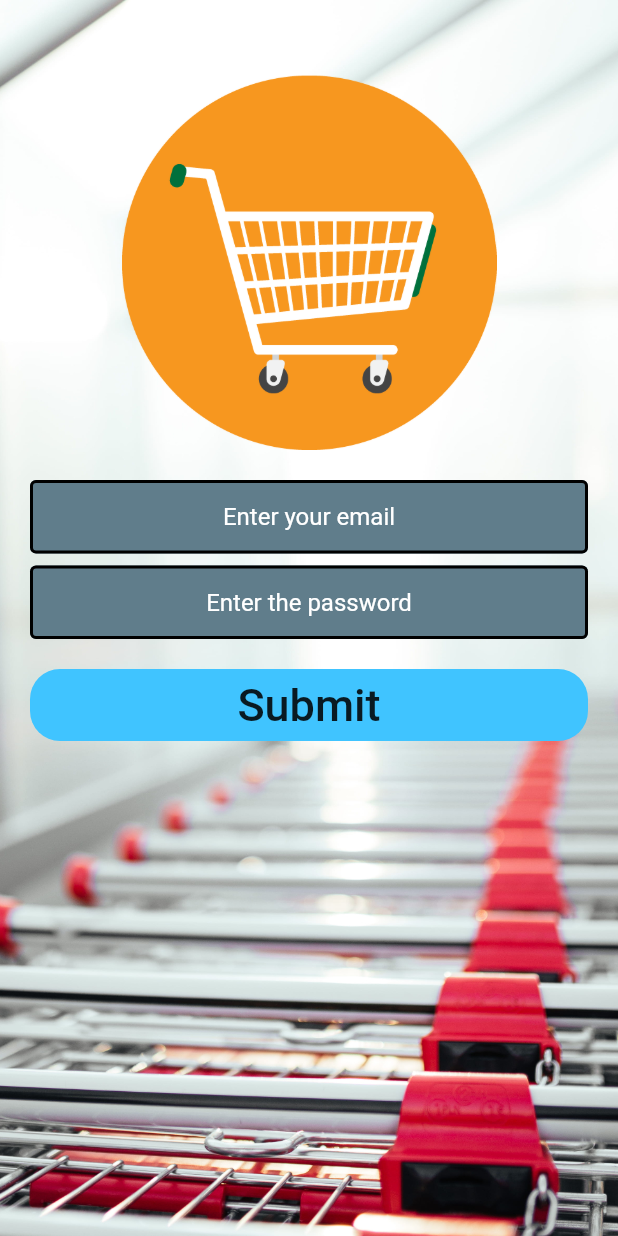
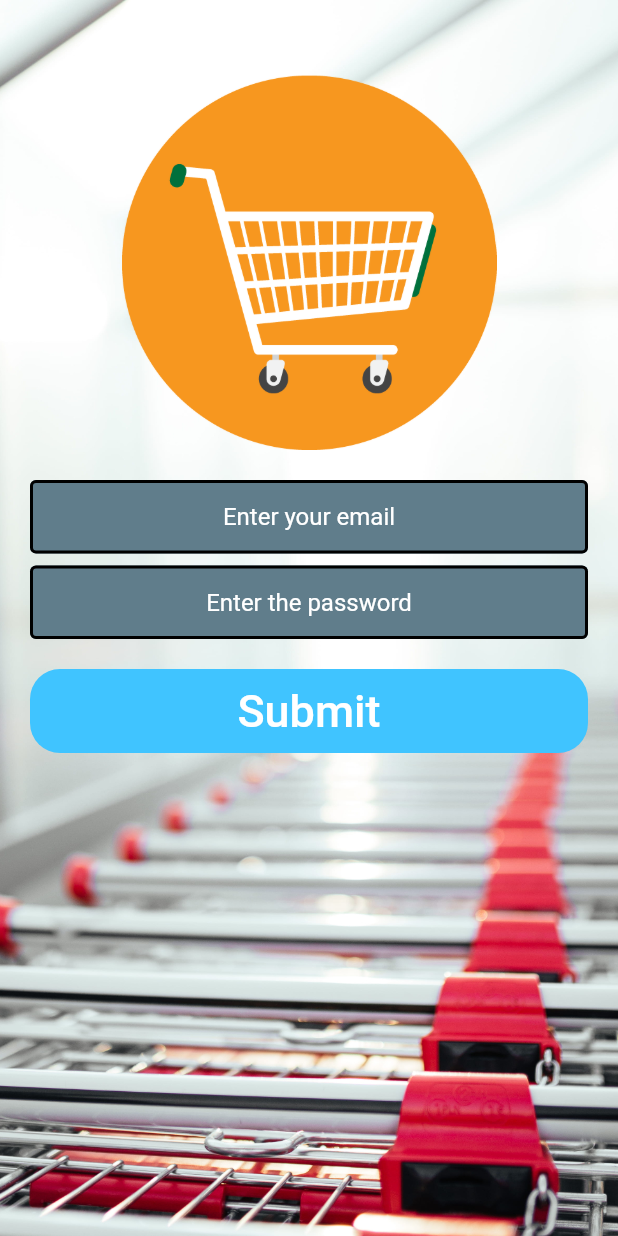
Before and after one commit to KritikaSh2/Shopping-List, a Flutter app: the Register screen opened by its route, on a phone screen of 412 x 824 dp. Run offline on Flutter 3.47's test engine with Material 2 defaults, Android fonts, the phone set to English and light mode, and no system bars; our stand-ins replace cloud_firestore, firebase_auth, firebase_core, lottie; accounts and stored records are empty.

Commit message:
Update register.dart

```diff
--- a/lib/register.dart
+++ b/lib/register.dart
@@ -102,10 +102,13 @@ class Registerscreen extends State<Register> {
                 ),
                 Padding(
                   padding: EdgeInsets.symmetric(vertical: 20.0),
-                  child: Material(
-                    color: Colors.lightBlueAccent,
-                    borderRadius: BorderRadius.circular(20.0),
-                    child: MaterialButton(
+                  child: SizedBox(
+                    width: double.infinity,
+                    height: 56,
+                    child: FlatButton(
+                      shape: RoundedRectangleBorder(
+                          borderRadius: BorderRadius.circular(20)),
+                      color: Colors.lightBlueAccent,
                       onPressed: () async {
                         try {
                           final newuser =
@@ -118,16 +121,41 @@ class Registerscreen extends State<Register> {
                           print(e);
                         }
                       },
-                      minWidth: 200.0,
-                      height: 42.0,
                       child: Text(
                         'Submit',
                         style: TextStyle(
-                          fontSize: 30.0,
+                          fontSize: 30,
+                          color: Colors.white,
                         ),
                       ),
                     ),
                   ),
+                  // Material(
+                  //   color: Colors.lightBlueAccent,
+                  //   borderRadius: BorderRadius.circular(20.0),
+                  //   child: MaterialButton(
+                  //     onPressed: () async {
+                  //       try {
+                  //         final newuser =
+                  //             await _register.createUserWithEmailAndPassword(
+                  //                 email: email, password: password);
+                  //         if (newuser != null) {
+                  //           Navigator.pushNamed(context, Listscreen.id);
+                  //         }
+                  //       } catch (e) {
+                  //         print(e);
+                  //       }
+                  //     },
+                  //     minWidth: 200.0,
+                  //     height: 42.0,
+                  //     child: Text(
+                  //       'Submit',
+                  //       style: TextStyle(
+                  //         fontSize: 30.0,
+                  //       ),
+                  //     ),
+                  //   ),
+                  // ),
                 ),
               ],
             ),
```
